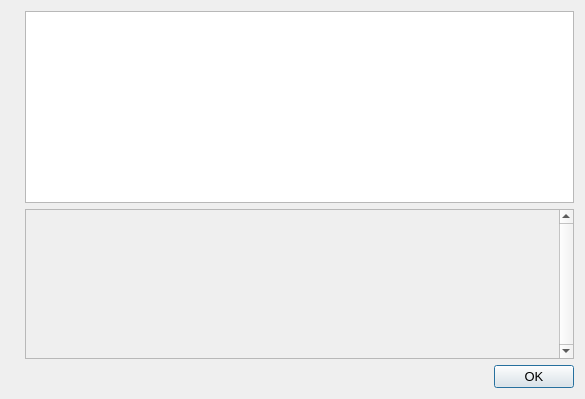
Before: the Qt Designer form src/qt/forms/helpmessagedialog.ui in decenomy/BIR, drawn with Qt 5.
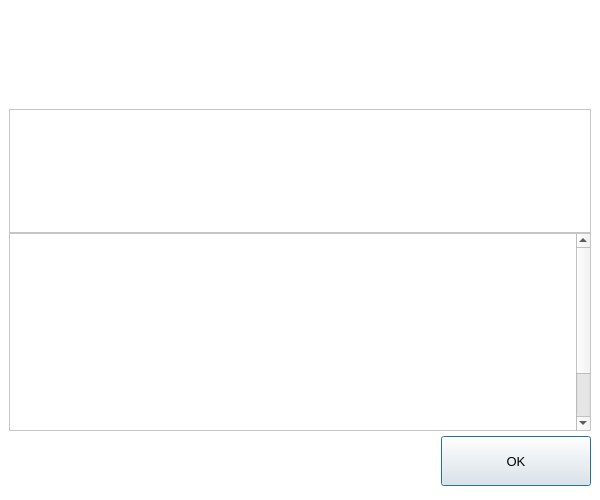
After: the same form once the commit is applied. Icons and pictures are not drawn.

```diff
--- a/src/qt/forms/helpmessagedialog.ui
+++ b/src/qt/forms/helpmessagedialog.ui
@@ -6,10 +6,16 @@
    <rect>
     <x>0</x>
     <y>0</y>
-    <width>585</width>
-    <height>399</height>
+    <width>600</width>
+    <height>500</height>
    </rect>
   </property>
+  <property name="minimumSize">
+   <size>
+    <width>600</width>
+    <height>500</height>
+   </size>
+  </property>
   <property name="font">
    <font>
     <pointsize>10</pointsize>
@@ -18,7 +24,63 @@
   <property name="windowTitle">
    <string notr="true">BirakeCoin Core - Command-line options</string>
   </property>
-  <layout class="QHBoxLayout" name="horizontalLayout_2">
+  <property name="styleSheet">
+   <string notr="true">#HelpMessageDialog {
+	background-color:#FFFFFF;
+}</string>
+  </property>
+  <layout class="QVBoxLayout" name="verticalLayout_3">
+   <property name="spacing">
+    <number>0</number>
+   </property>
+   <property name="leftMargin">
+    <number>0</number>
+   </property>
+   <property name="topMargin">
+    <number>0</number>
+   </property>
+   <property name="rightMargin">
+    <number>0</number>
+   </property>
+   <property name="bottomMargin">
+    <number>0</number>
+   </property>
+   <item>
+    <widget class="QWidget" name="helpContainer" native="true">
+     <property name="sizePolicy">
+      <sizepolicy hsizetype="Preferred" vsizetype="Preferred">
+       <horstretch>0</horstretch>
+       <verstretch>100</verstretch>
+      </sizepolicy>
+     </property>
+     <property name="minimumSize">
+      <size>
+       <width>0</width>
+       <height>200</height>
+      </size>
+     </property>
+     <property name="styleSheet">
+      <string notr="true">#helpContainer{
+	background-color:white;
+	padding:9px;
+}</string>
+     </property>
+     <layout class="QVBoxLayout" name="verticalLayout_4">
+      <property name="spacing">
+       <number>0</number>
+      </property>
+      <property name="leftMargin">
+       <number>9</number>
+      </property>
+      <property name="topMargin">
+       <number>9</number>
+      </property>
+      <property name="rightMargin">
+       <number>9</number>
+      </property>
+      <property name="bottomMargin">
+       <number>9</number>
+      </property>
    <item>
     <widget class="QLabel" name="graphic">
      <property name="sizePolicy">
@@ -27,6 +89,12 @@
        <verstretch>0</verstretch>
       </sizepolicy>
      </property>
+        <property name="minimumSize">
+         <size>
+          <width>0</width>
+          <height>100</height>
+         </size>
+        </property>
      <property name="pixmap">
       <pixmap resource="../birakecoin.qrc">:/images/about</pixmap>
      </property>
@@ -34,8 +102,23 @@
    </item>
    <item>
     <layout class="QVBoxLayout" name="verticalLayout">
+        <property name="topMargin">
+         <number>100</number>
+        </property>
      <item>
       <widget class="QTextEdit" name="helpMessage">
+          <property name="minimumSize">
+           <size>
+            <width>0</width>
+            <height>0</height>
+           </size>
+          </property>
+          <property name="styleSheet">
+           <string notr="true">#helpMessage {
+background-color:#FFFFFF;
+	color:#707070;
+}</string>
+          </property>
        <property name="readOnly">
         <bool>true</bool>
        </property>
@@ -43,6 +126,11 @@
      </item>
      <item>
       <widget class="QScrollArea" name="scrollArea">
+          <property name="styleSheet">
+           <string notr="true">#scrollArea {
+background-color:#FFFFFF;
+}</string>
+          </property>
        <property name="verticalScrollBarPolicy">
         <enum>Qt::ScrollBarAlwaysOn</enum>
        </property>
@@ -54,16 +142,33 @@
          <rect>
           <x>0</x>
           <y>0</y>
-          <width>476</width>
-          <height>149</height>
-         </rect>
-        </property>
+             <width>564</width>
+             <height>263</height>
+            </rect>
+           </property>
+           <property name="styleSheet">
+            <string notr="true">#scrollAreaWidgetContents {
+background-color:#FFFFFF;
+}</string>
+           </property>
         <layout class="QVBoxLayout" name="verticalLayout_2">
          <item>
           <widget class="QLabel" name="aboutMessage">
+              <property name="minimumSize">
+               <size>
+                <width>0</width>
+                <height>245</height>
+               </size>
+              </property>
            <property name="cursor">
             <cursorShape>IBeamCursor</cursorShape>
            </property>
+              <property name="styleSheet">
+               <string notr="true">#aboutMessage {
+background-color:#FFFFFF;
+	color:#707070;
+}</string>
+              </property>
            <property name="textFormat">
             <enum>Qt::PlainText</enum>
            </property>
@@ -82,55 +187,69 @@
        </widget>
       </widget>
      </item>
+        <item alignment="Qt::AlignVCenter">
+         <widget class="QWidget" name="widget" native="true">
+          <property name="sizePolicy">
+           <sizepolicy hsizetype="Preferred" vsizetype="Preferred">
+            <horstretch>0</horstretch>
+            <verstretch>50</verstretch>
+           </sizepolicy>
+          </property>
+          <property name="minimumSize">
+           <size>
+            <width>0</width>
+            <height>60</height>
+           </size>
+          </property>
+          <layout class="QHBoxLayout" name="horizontalLayout_2">
+           <property name="leftMargin">
+            <number>0</number>
+           </property>
+           <property name="topMargin">
+            <number>0</number>
+           </property>
+           <property name="rightMargin">
+            <number>0</number>
+           </property>
+           <property name="bottomMargin">
+            <number>0</number>
+           </property>
      <item>
-      <widget class="QDialogButtonBox" name="okButton">
+            <spacer name="horizontalSpacer">
        <property name="orientation">
         <enum>Qt::Horizontal</enum>
        </property>
-       <property name="standardButtons">
-        <set>QDialogButtonBox::Ok</set>
-       </property>
+             <property name="sizeHint" stdset="0">
+              <size>
+               <width>421</width>
+               <height>20</height>
+              </size>
+             </property>
+            </spacer>
+           </item>
+           <item alignment="Qt::AlignVCenter">
+            <widget class="QPushButton" name="pushButtonOk">
+             <property name="minimumSize">
+              <size>
+               <width>150</width>
+               <height>50</height>
+              </size>
+             </property>
+             <property name="text">
+              <string>OK</string>
+             </property>
       </widget>
      </item>
     </layout>
-   </item>
-  </layout>
- </widget>
- <resources>
-  <include location="../birakecoin.qrc"/>
- </resources>
- <connections>
-  <connection>
-   <sender>okButton</sender>
-   <signal>accepted()</signal>
-   <receiver>HelpMessageDialog</receiver>
-   <slot>accept()</slot>
-   <hints>
-    <hint type="sourcelabel">
-     <x>20</x>
-     <y>20</y>
-    </hint>
-    <hint type="destinationlabel">
-     <x>20</x>
-     <y>20</y>
-    </hint>
-   </hints>
-  </connection>
-  <connection>
-   <sender>okButton</sender>
-   <signal>rejected()</signal>
-   <receiver>HelpMessageDialog</receiver>
-   <slot>reject()</slot>
-   <hints>
-    <hint type="sourcelabel">
-     <x>20</x>
-     <y>20</y>
-    </hint>
-    <hint type="destinationlabel">
-     <x>20</x>
-     <y>20</y>
-    </hint>
-   </hints>
-  </connection>
- </connections>
+         </widget>
+        </item>
+       </layout>
+      </item>
+     </layout>
+    </widget>
+   </item>
+  </layout>
+ </widget>
+ <resources/>
+ <connections/>
 </ui>
```
Left out of the diff: 4 changed lines with no effect on the pictures. Lines whose indentation alone changed are shown as unchanged.
